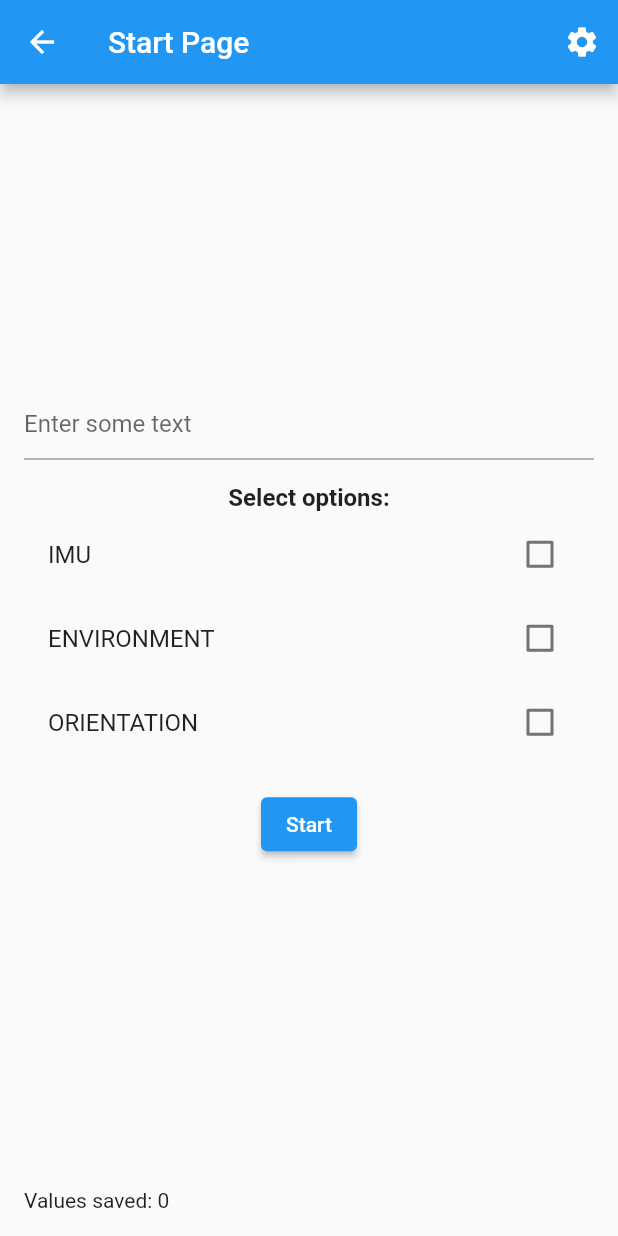
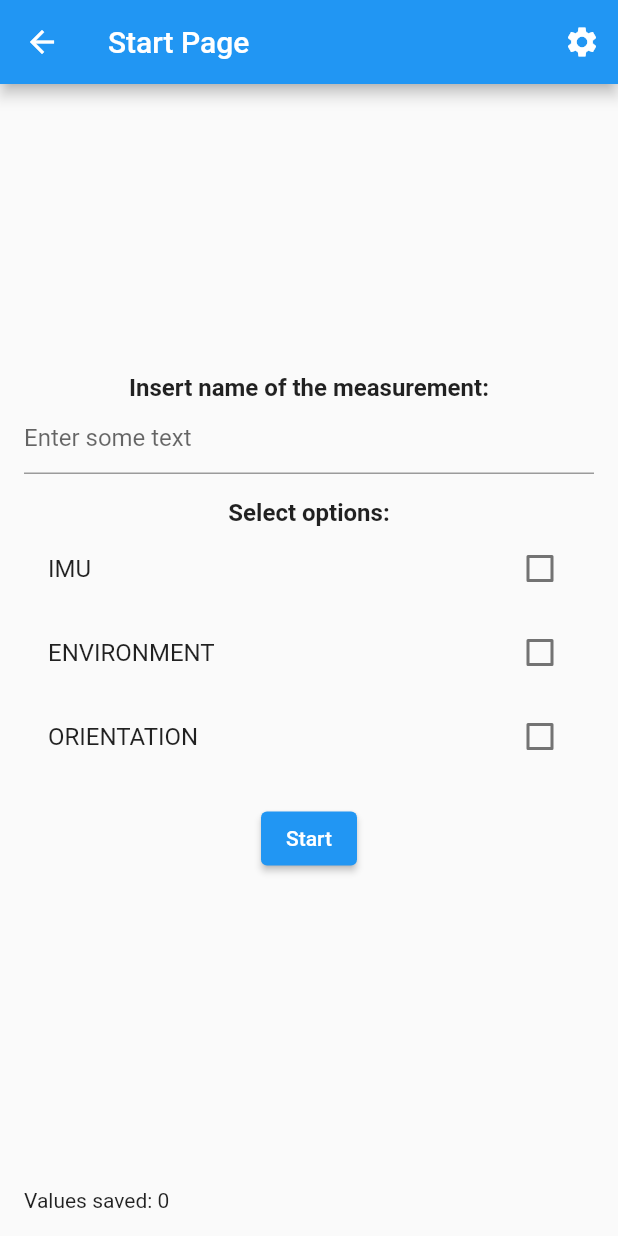
Before and after one commit to measurify/smart-collector, a Flutter app: the PeripheralDetailPage screen opened directly with empty values, after a tap on "Go to uploading page", on a phone screen of 412 x 824 dp. Run offline on Flutter 3.47's test engine with Material 2 defaults, Android fonts, the phone set to English and light mode, and no system bars; our stand-ins replace convert, permission_handler, plugin_platform_interface, shared_preferences; missing offline and left inert: bluez; accounts and stored records are empty.

Commit message:
Added comments

```diff
--- a/quick_blue_example/lib/PeripheralDetailPage.dart
+++ b/quick_blue_example/lib/PeripheralDetailPage.dart
@@ -6,7 +6,6 @@ import 'package:quick_blue/quick_blue.dart';
 import 'package:shared_preferences/shared_preferences.dart';
 
 import 'startPage.dart';
-import 'CharacteristicDetailPage.dart';
 import 'globals.dart';
 
 String gssUuid(String code) => '0000$code-0000-1000-8000-00805f9b34fb';
@@ -34,7 +33,9 @@ class PeripheralDetailPage extends StatefulWidget {
 }
 
 class _PeripheralDetailPageState extends State<PeripheralDetailPage> {
+  //create here an object of type globals that contains all the variables and need to be exchanged between pages
   Globals globals=Globals();
+
   @override
   void initState() {
     super.initState();
@@ -43,7 +44,8 @@ class _PeripheralDetailPageState extends State<PeripheralDetailPage> {
     QuickBlue.setServiceHandler(_handleServiceDiscovery);
     QuickBlue.setValueHandler(_handleValueChange);
 
-    loadConfigVariables();
+    //inizialize shared preferences used also when you close the app and open it again
+    createSharedPreferences();
   }
 
   @override
@@ -55,7 +57,7 @@ class _PeripheralDetailPageState extends State<PeripheralDetailPage> {
   }
 
    // Retrieve configuration variables from SharedPreferences
-  Future<void> loadConfigVariables() async {
+  Future<void> createSharedPreferences() async {
     globals.prefs = await SharedPreferences.getInstance();
   }
 
@@ -98,7 +100,7 @@ class _PeripheralDetailPageState extends State<PeripheralDetailPage> {
       ),
       body: Column(
         children: [
-          Row(
+          Row( //connect and disconnect buttons
             mainAxisAlignment: MainAxisAlignment.spaceEvenly,
             children: <Widget>[
               ElevatedButton(
@@ -115,7 +117,7 @@ class _PeripheralDetailPageState extends State<PeripheralDetailPage> {
               ),
             ],
           ),
-          Row(
+          Row( //go to the startPage page trasmitting globals.
             mainAxisAlignment: MainAxisAlignment.spaceEvenly,
             children: <Widget>[
               ElevatedButton(
@@ -177,7 +179,7 @@ class _PeripheralDetailPageState extends State<PeripheralDetailPage> {
       ),
     );
   }
-
+  /*
   String getCharacteristicProperties(String characteristicId) {
     if (characteristicId == WOODEMI_CHAR__COMMAND_REQUEST) {
       return 'Properties: Write';
@@ -186,8 +188,8 @@ class _PeripheralDetailPageState extends State<PeripheralDetailPage> {
     } else {
       return 'Properties: Unknown';
     }
-  }
-
+  }*/
+  /*
   void handleCharacteristicTap(String serviceId, String characteristicId) {
     Navigator.push(
       context,
@@ -199,5 +201,5 @@ class _PeripheralDetailPageState extends State<PeripheralDetailPage> {
         ),
       ),
     );
-  }
+  }*/
 }
--- a/quick_blue_example/lib/main.dart
+++ b/quick_blue_example/lib/main.dart
@@ -26,6 +26,7 @@ class _MyAppState extends State<MyApp> {
     if (kDebugMode) {
       QuickBlue.setLogger(Logger('quick_blue_example'));
     }
+    //search for devices and choice only the device with a name
     _subscription = QuickBlue.scanResultStream.listen((result) {
       if (!_scanResults.any((r) => r.deviceId == result.deviceId)) {
         if(result.name!=""){setState(() => _scanResults.add(result));}
@@ -110,6 +111,7 @@ class _MyAppState extends State<MyApp> {
       ),
     );
   }
+  //button to set permission
   Widget _buildPermissionWarning() {
     return FutureBuilder<bool>(
       future: _hasBluetoothPermission(),
--- a/quick_blue_example/lib/startPage.dart
+++ b/quick_blue_example/lib/startPage.dart
@@ -5,28 +5,30 @@ import 'dart:typed_data';
 
 import 'package:quick_blue/quick_blue.dart';
 import 'package:http/http.dart' as http;
-import 'package:shared_preferences/shared_preferences.dart';
 import 'configPage.dart';
 import 'globals.dart';
 import 'default.dart';
 
 class startPage extends StatefulWidget {
   final Globals globals;
-  startPage({required this.globals});//global variables
+  startPage({required this.globals});//required Global variables
 
   @override
   _startPageState createState() => _startPageState();
 }
 
 class _startPageState extends State<startPage> {
+  //Create an object of type Defaults that contains default configuration values
   Defaults defaults = Defaults();
 
-  TextEditingController _measureNameController = TextEditingController();//input taken by last value saved
+  //Input controller for Name of the measurement
+  TextEditingController _measureNameController = TextEditingController();
 
   @override
   void initState() {
     super.initState();
-    loadConfigVariables(); // Load configuration variables from SharedPreferences
+    // Load configuration variables from SharedPreferences
+    loadConfigVariables();
     // Initialize QuickBlue value handler to handle value changes for the characteristic
     QuickBlue.setValueHandler(_handleValueChange);
   }
@@ -73,16 +75,19 @@ class _startPageState extends State<startPage> {
         widget.globals.prefs.getString('orientationCharacteristicId') ??
             defaults.orientationCharacteristicId;
 
-    String? receivedIMUJsonValuesString =
-        widget.globals.prefs.getString('receivedIMUJsonValues');
-    widget.globals.receivedIMUJsonValues = receivedIMUJsonValuesString != null
-        ? jsonDecode(receivedIMUJsonValuesString)
-        : [];
 
+    widget.globals.receivedIMUJsonValues=[];//TO DO save saved values not posted.
+    //String? receivedIMUJsonValuesString =widget.globals.prefs.getString('receivedIMUJsonValues');
+    //widget.globals.receivedIMUJsonValues = receivedIMUJsonValuesString != null
+       // ? jsonDecode(receivedIMUJsonValuesString)
+       // : [];
+
+
+    //inizialize the input name as that saved from shared preferences
     _measureNameController.text = widget.globals.measureName;
   }
 
-  // Save configuration variables to SharedPreferences (Not used)
+  //Save configuration variables to SharedPreferences (Not used for now)
   Future<void> saveConfigVariables() async {
     await widget.globals.prefs
         .setBool('isCollecting', widget.globals.isCollecting);
@@ -96,21 +101,23 @@ class _startPageState extends State<startPage> {
         'receivedIMUJsonValues', jsonEncode(widget.globals.receivedIMUJsonValues));
   }
 
-  //When a characteristic change he read the value and decode it
+  //When a characteristic change he read the value and decode it and save into different variables
   void _handleValueChange(String deviceId, String characteristicId, Uint8List value) {
     if (characteristicId == "8e7c2dae-0002-4b0d-b516-f525649c49ca") {//IMU
       Map<String, dynamic> jsonObj = parseIMUData(value, 9);
       setState(() {// Add the parsed data to the receivedValues list of the specific characteristic
         widget.globals.receivedIMUJsonValues.add(jsonObj);
       });
+    }
+    //MISSING ENV AND ORIENTATION CHARACTERISTICS
 
-    }
     setState(() {
         widget.globals.savedValue++;
     });
   }
 
-  Map<String, dynamic> parseIMUData(Uint8List value, int ArrayLength) {//convert the IMU data back to float and create the json object
+  //convert the IMU data 9 int16 array back to float and create the json object ready to be sended
+  Map<String, dynamic> parseIMUData(Uint8List value, int ArrayLength) {
     final byteData = ByteData.view(value.buffer);
     final imuData = List<int>.filled(ArrayLength, 0);
     List<double> floatValues = List<double>.filled(9, 0.0);
@@ -142,12 +149,15 @@ class _startPageState extends State<startPage> {
     return jsonObj;
   }
 
+  //to start and stop collecting data, toggle isCollecting variable
   void toggleCollecting() {
     setState(() {
       widget.globals.isCollecting = !widget.globals.isCollecting;
     });
   }
 
+  //send data to server using measureName (WORKS ONLY WITH IMU)
+  //ERROR KNOWN If i create one measurement with that name I can't send more characteristic but only one, or I have to add _IMU at the end of the measure
   Future<void> sendData() async {
     print("Sending data to " + widget.globals.measureName.toString());
     String jsonDataString = jsonEncode(widget.globals.receivedIMUJsonValues);
@@ -168,7 +178,13 @@ class _startPageState extends State<startPage> {
     if (response.statusCode == 200) {
       print(await response.stream.bytesToString());
       widget.globals.receivedIMUJsonValues=[];//reset
+      ScaffoldMessenger.of(context).showSnackBar(
+                    SnackBar(content: Text("Values sended correctly!")),
+      );
     } else {
+      ScaffoldMessenger.of(context).showSnackBar(
+                    SnackBar(content: Text(response.reasonPhrase!)),
+      );
       print(response.reasonPhrase);
     }
   }
@@ -198,6 +214,13 @@ class _startPageState extends State<startPage> {
         child: Column(
           mainAxisAlignment: MainAxisAlignment.center,
           children: [
+             Text(
+              'Insert name of the measurement:',
+              style: TextStyle(
+                fontSize: 16.0,
+                fontWeight: FontWeight.bold,
+              ),
+            ),
             TextField(
               onChanged: (value) {
                 // Handle text input changes
@@ -266,6 +289,7 @@ class _startPageState extends State<startPage> {
                   // Handle button press
                   if (widget.globals.option1) {
                     if (widget.globals.isCollecting) {
+                      //create the measurement and start notification
                       checkMeasureExist();
                       QuickBlue.setNotifiable(
                         widget.globals.deviceId,
@@ -274,15 +298,16 @@ class _startPageState extends State<startPage> {
                         BleInputProperty.notification,
                       );
                     } else {
+                      //stop notification and send data
                       QuickBlue.setNotifiable(
                         widget.globals.deviceId,
                         widget.globals.bleServiceId,
                         widget.globals.imuCharacteristicId,
                         BleInputProperty.disabled,
                       );
-                      sendData(); //TO DO to send data
+                      //send data (WORKS ONLY FOR IMU)
+                      sendData();
                     }
-
                   }
                 }
               },
@@ -299,6 +324,7 @@ class _startPageState extends State<startPage> {
     );
   }
 
+  //Check if exist a measure with that name //TO DO if exist check that the feature is the same of option selected
   void checkMeasureExist() async{
     var headers = {
       'Content-Type': 'application/json',
@@ -314,10 +340,12 @@ class _startPageState extends State<startPage> {
     }
     else {
       print(response.reasonPhrase);
+      //Create it //MAYBE MANAGE BETTER ERRORS.
       postMeasure();
     }
   }
 
+  //Create measurement to save data
   void postMeasure() async{
     var headers = {
       'Content-Type': 'application/json',
```
Also changed, not shown: quick_blue_example/lib/configPage.dart (+59 -8 lines).
